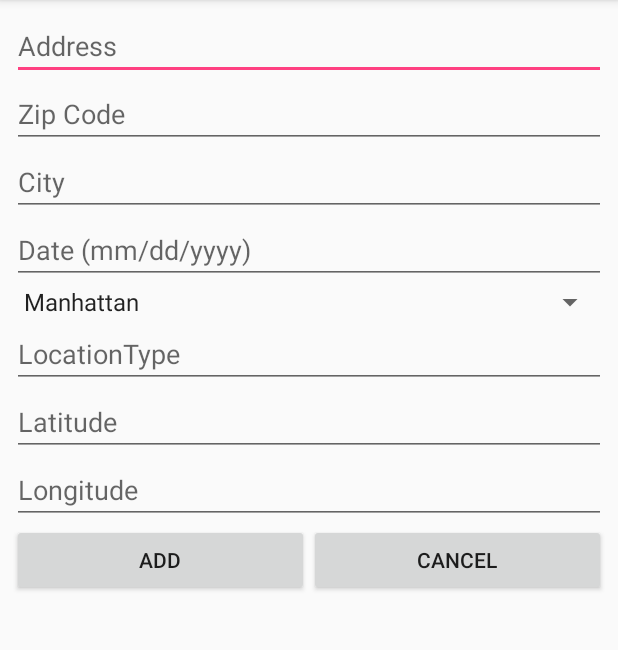
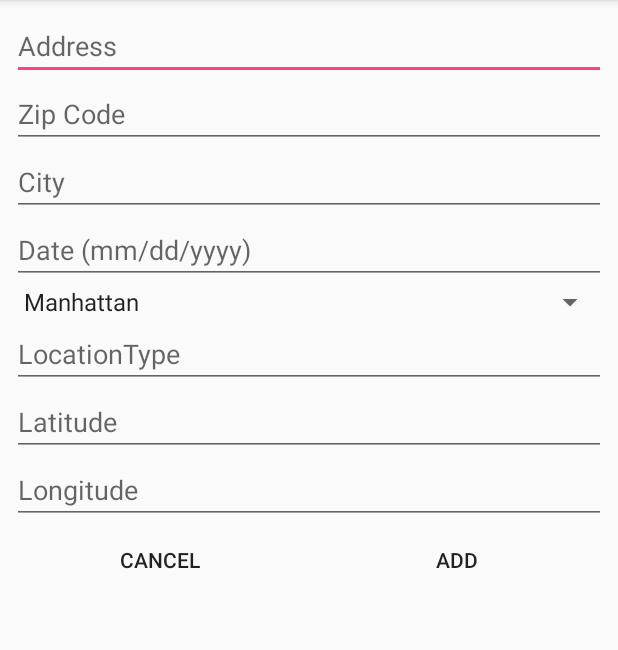
Before and after one commit to bharatsrirangam/boRats.Inc, an Android app: the RatSightingsListView screen opened directly, with no data from a screen before it, after a tap on an icon or button, on a phone screen of 412 x 824 dp, the part 84-734 px from its top. Run offline under Robolectric (Android 15) with nearby library versions, the phone set to English and light mode, and no system bars; our stand-ins replace Firebase (no records; nobody signed in at launch, a user with empty details on screens opened directly); 1 statement that could not run was skipped.

Commit message:
More Style changes

```diff
--- a/boRatsApp.Inc/app/src/main/java/com/boratsinc/AddRatSighting.java
+++ b/boRatsApp.Inc/app/src/main/java/com/boratsinc/AddRatSighting.java
@@ -28,7 +28,7 @@
             @Override
             public void onClick(View v) {
                 String address = ((EditText) findViewById(R.id.Address)).getText().toString();
-                String created = ((EditText) findViewById(R.id.Date)).getText().toString();;
+                String created = ((EditText) findViewById(R.id.Date)).getText().toString();
                 String location_type = ((EditText) findViewById(R.id.LocationType)).getText().toString();
                 String incident_zip = ((EditText) findViewById(R.id.ZipCode)).getText().toString();
                 String city = ((EditText) findViewById(R.id.City)).getText().toString();
--- a/boRatsApp.Inc/app/src/main/java/com/boratsinc/GetDateRangeActivity.java
+++ b/boRatsApp.Inc/app/src/main/java/com/boratsinc/GetDateRangeActivity.java
@@ -17,9 +17,6 @@
 
     public boolean datesAreValid(String s, String e) {
         //TODO: Make this valid
-        if (!(s.equals("") || e.equals(""))) {
-            return true;
-        }
-        return false;
+        return !(s.equals("") || e.equals(""));
     }
 }
--- a/boRatsApp.Inc/app/src/main/java/com/boratsinc/RatSightingsListView.java
+++ b/boRatsApp.Inc/app/src/main/java/com/boratsinc/RatSightingsListView.java
@@ -22,8 +22,6 @@
 import java.util.List;
 
 public class RatSightingsListView extends AppCompatActivity {
-    private RecyclerView mRecyclerView;
-    private RecyclerView.Adapter mAdapter;
     private RecyclerView.LayoutManager mLayoutManager;
     @Override
     protected void onCreate(Bundle savedInstanceState) {
@@ -44,13 +42,13 @@
         });
 
 
-        mRecyclerView = (RecyclerView) findViewById(R.id.rat_sightings_list);
+        RecyclerView mRecyclerView = (RecyclerView) findViewById(R.id.rat_sightings_list);
 
         RecyclerView.LayoutManager mLayoutManager = new LinearLayoutManager(this);
         mRecyclerView.setLayoutManager(mLayoutManager);
 
         List<RatSighting> modelList = Model.getInstance().getSightings();
-        mAdapter = new MyAdapter(modelList);
+        RecyclerView.Adapter mAdapter = new MyAdapter(modelList);
         mRecyclerView.setAdapter(mAdapter);
     }
 
@@ -96,7 +94,7 @@
         public void onBindViewHolder(final ViewHolder holder, int position) {
             final Model model = Model.getInstance();
             holder.mSighting = mSightingList.get(position);
-            holder.mIdView.setText("" + mSightingList.get(position).getKey());
+            holder.mIdView.setText(mSightingList.get(position).getKey());
             //holder.mContentView.setText(mSightingList.get(position).toString());
             holder.mContentView.setText("");
 
--- a/boRatsApp.Inc/app/src/main/res/layout/activity_add_rat_sighting.xml
+++ b/boRatsApp.Inc/app/src/main/res/layout/activity_add_rat_sighting.xml
@@ -102,18 +102,21 @@
             android:orientation="horizontal">
 
             <Button
+                android:id="@+id/cancelbtn_add_rat_sighting"
+                style="@style/Widget.AppCompat.Button.Borderless"
+                android:layout_width="wrap_content"
+                android:layout_height="wrap_content"
+                android:layout_weight="1"
+                android:text="Cancel" />
+
+            <Button
                 android:id="@+id/addbtn_add_rat_sighting"
+                style="@style/Widget.AppCompat.Button.Borderless"
                 android:layout_width="wrap_content"
                 android:layout_height="wrap_content"
                 android:layout_weight="1"
                 android:text="Add" />
 
-            <Button
-                android:id="@+id/cancelbtn_add_rat_sighting"
-                android:layout_width="wrap_content"
-                android:layout_height="wrap_content"
-                android:layout_weight="1"
-                android:text="Cancel" />
         </LinearLayout>
     </LinearLayout>
 
--- a/boRatsApp.Inc/app/src/main/res/layout/activity_map_loading.xml
+++ b/boRatsApp.Inc/app/src/main/res/layout/activity_map_loading.xml
@@ -29,7 +29,7 @@
 
         <TextView
             android:id="@+id/textView4"
-            android:layout_width="wrap_content"
+            android:layout_width="0dp"
             android:layout_height="wrap_content"
             android:layout_weight="1"
             android:text="Please wait while the map is loaded." />
--- a/boRatsApp.Inc/app/src/main/res/layout/activity_register_user.xml
+++ b/boRatsApp.Inc/app/src/main/res/layout/activity_register_user.xml
@@ -73,7 +73,7 @@
             <TextView
                 android:id="@+id/textView"
                 android:layout_width="match_parent"
-                android:layout_height="wrap_content"
+                android:layout_height="0dp"
                 android:text="Select User Type"
                 android:textAppearance="@style/TextAppearance.AppCompat.Menu"
                 android:layout_weight="2.13" />
--- a/boRatsApp.Inc/app/src/main/res/layout/activity_welcome_screen.xml
+++ b/boRatsApp.Inc/app/src/main/res/layout/activity_welcome_screen.xml
@@ -18,7 +18,7 @@
         android:layout_alignParentBottom="true"
         android:layout_centerHorizontal="true"
         android:layout_marginBottom="188dp"
-        android:text="@string/WelcomeButtonText"
+        android:text="@string/Login"
         tools:layout_editor_absoluteX="250dp"
         tools:layout_editor_absoluteY="40dp" />
 
--- a/boRatsApp.Inc/app/src/main/res/values/dimens.xml
+++ b/boRatsApp.Inc/app/src/main/res/values/dimens.xml
@@ -4,5 +4,4 @@
     <dimen name="activity_vertical_margin">16dp</dimen>
     <dimen name="app_bar_height">180dp</dimen>
     <dimen name="fab_margin">16dp</dimen>
-    <dimen name="text_margin">16dp</dimen>
 </resources>
--- a/boRatsApp.Inc/app/src/main/res/values/strings.xml
+++ b/boRatsApp.Inc/app/src/main/res/values/strings.xml
@@ -120,4 +120,5 @@
     <!-- TODO: Remove or change this placeholder text -->
     <string name="hello_blank_fragment">Hello blank fragment</string>
     <string name="title_activity_maps">Map</string>
+    <string name="Login">Login</string>
 </resources>
```
Also changed, not shown: boRatsApp.Inc/app/src/main/java/com/boratsinc/LoginUser.java (+1 -7 lines), boRatsApp.Inc/app/src/main/java/com/boratsinc/MapsActivity.java (+4 -6 lines), boRatsApp.Inc/app/src/main/java/com/boratsinc/RegisterUser.java (+0 -7 lines), boRatsApp.Inc/app/src/main/java/com/boratsinc/WelcomeScreen.java (+2 -5 lines), boRatsApp.Inc/app/src/main/res/layout/custom_info_contents.xml (+9 -11 lines).
